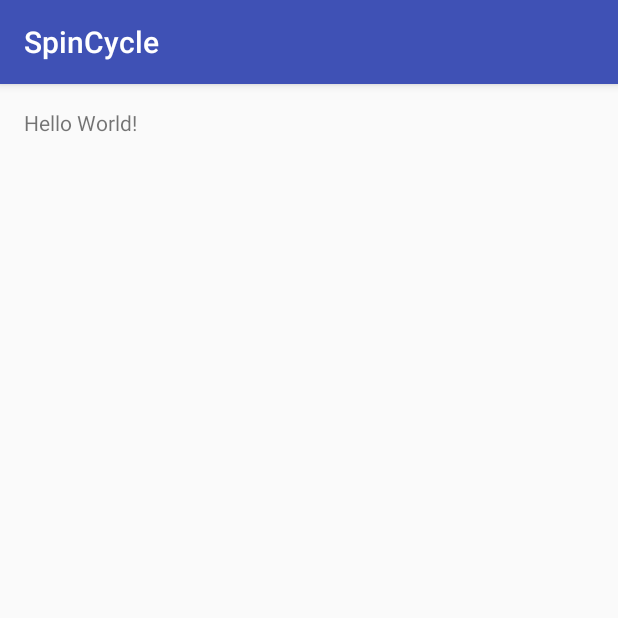
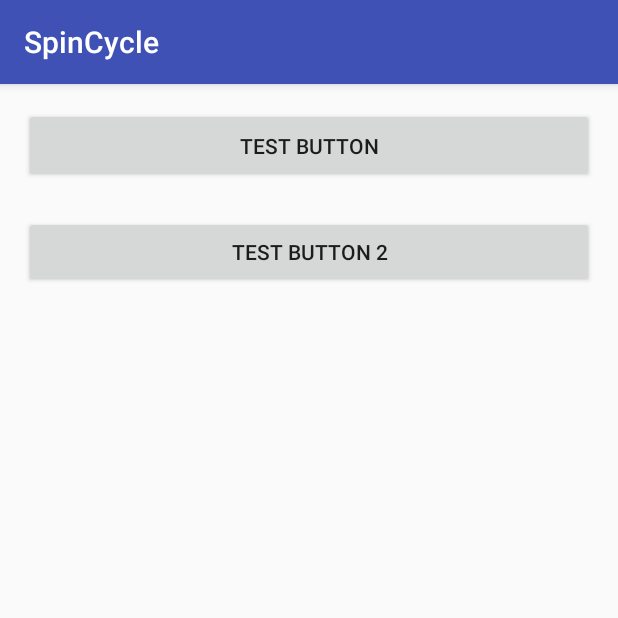
Before and after one commit to kalebingerick/SpinCycle356, an Android app: the screen it shows after launch (MainActivity), on a phone screen of 412 x 824 dp, the top half of it. Run offline under Robolectric (Android 15) with nearby library versions, the phone set to English and light mode, and no system bars.

```diff
--- a/app/src/main/java/com/example/zach/spincycle/MainActivity.java
+++ b/app/src/main/java/com/example/zach/spincycle/MainActivity.java
@@ -1,7 +1,12 @@
 package com.example.zach.spincycle;
 
+import android.media.Ringtone;
+import android.media.RingtoneManager;
+import android.net.Uri;
 import android.support.v7.app.AppCompatActivity;
 import android.os.Bundle;
+import android.view.View;
+import android.widget.Button;
 
 public class MainActivity extends AppCompatActivity {
 
@@ -9,5 +14,62 @@ public class MainActivity extends AppCompatActivity {
     protected void onCreate(Bundle savedInstanceState) {
         super.onCreate(savedInstanceState);
         setContentView(R.layout.activity_main);
+        setMenuButtons();
     }
+
+    private void setMenuButtons() {
+        setMenuButton1();
+        setMenuButton2();
+    }
+
+    private void setMenuButton1(){
+        Button testButton = (Button) findViewById(R.id.test_button);
+        testButton.setOnClickListener(new View.OnClickListener() {
+            @Override
+            public void onClick(View v) {
+                setContentView(R.layout.second_page);
+                setBackButton();
+                playSound();
+            }
+        });
+    }
+
+    private void setMenuButton2(){
+        Button testButton = (Button) findViewById(R.id.test_button2);
+        testButton.setOnClickListener(new View.OnClickListener() {
+            @Override
+            public void onClick(View v) {
+                setContentView(R.layout.second_page);
+                setBackButton();
+                playSound();
+            }
+        });
+    }
+
+    private void setBackButton(){
+        Button backButton = (Button) findViewById(R.id.back);
+        backButton.setOnClickListener(new View.OnClickListener() {
+            @Override
+            public void onClick(View v) {
+                setContentView(R.layout.activity_main);
+                setMenuButtons();
+            }
+        });
+    }
+
+    public void playSound(){
+        try {
+            Uri notification = RingtoneManager.getDefaultUri(RingtoneManager.TYPE_NOTIFICATION);
+            Ringtone r = RingtoneManager.getRingtone(getApplicationContext(), notification);
+            r.play();
+        } catch (Exception e) {
+            e.printStackTrace();
+        }
+    }
+
+    public void onBackPressed(){
+        setContentView(R.layout.activity_main);
+        setMenuButtons();
+    }
+
 }
--- a/app/src/main/res/layout/activity_main.xml
+++ b/app/src/main/res/layout/activity_main.xml
@@ -10,8 +10,29 @@
     android:paddingTop="@dimen/activity_vertical_margin"
     tools:context="com.example.zach.spincycle.MainActivity">
 
-    <TextView
+    <Button
+        android:id="@+id/test_button"
+        android:text="Test Button"
+        android:layout_height="50dp"
+        android:layout_width="400dp"
+        android:layout_alignParentTop="true"
+        android:layout_alignParentRight="true"
+        android:layout_alignParentEnd="true"
+        android:layout_alignParentLeft="true"
+        android:layout_alignParentStart="true">
+        <requestFocus/>
+        </Button>
+
+    <Button
+        android:text="Test Button 2"
         android:layout_width="wrap_content"
         android:layout_height="wrap_content"
-        android:text="Hello World!" />
+        android:id="@+id/test_button2"
+        android:layout_marginTop="22dp"
+        android:layout_below="@+id/test_button"
+        android:layout_alignParentRight="true"
+        android:layout_alignParentEnd="true"
+        style="@style/Widget.AppCompat.Button"
+        android:layout_alignParentLeft="true"
+        android:layout_alignParentStart="true" />
 </RelativeLayout>
```
Also changed, not shown: app/src/main/res/layout/second_page.xml (added, +19 -0 lines).
